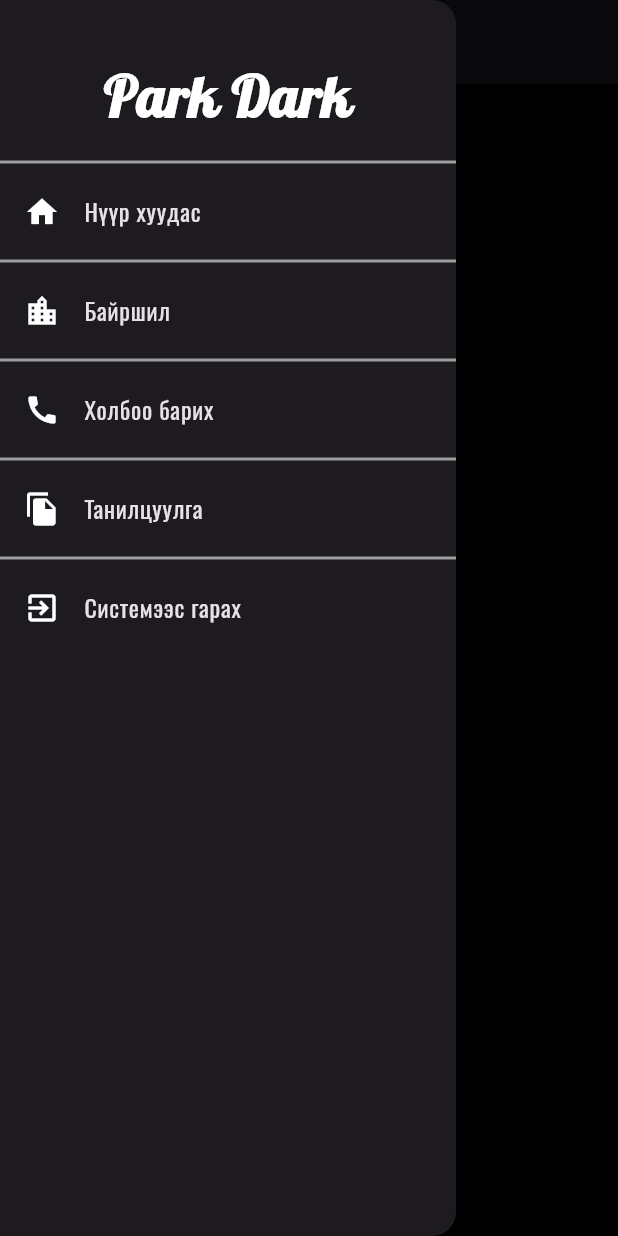
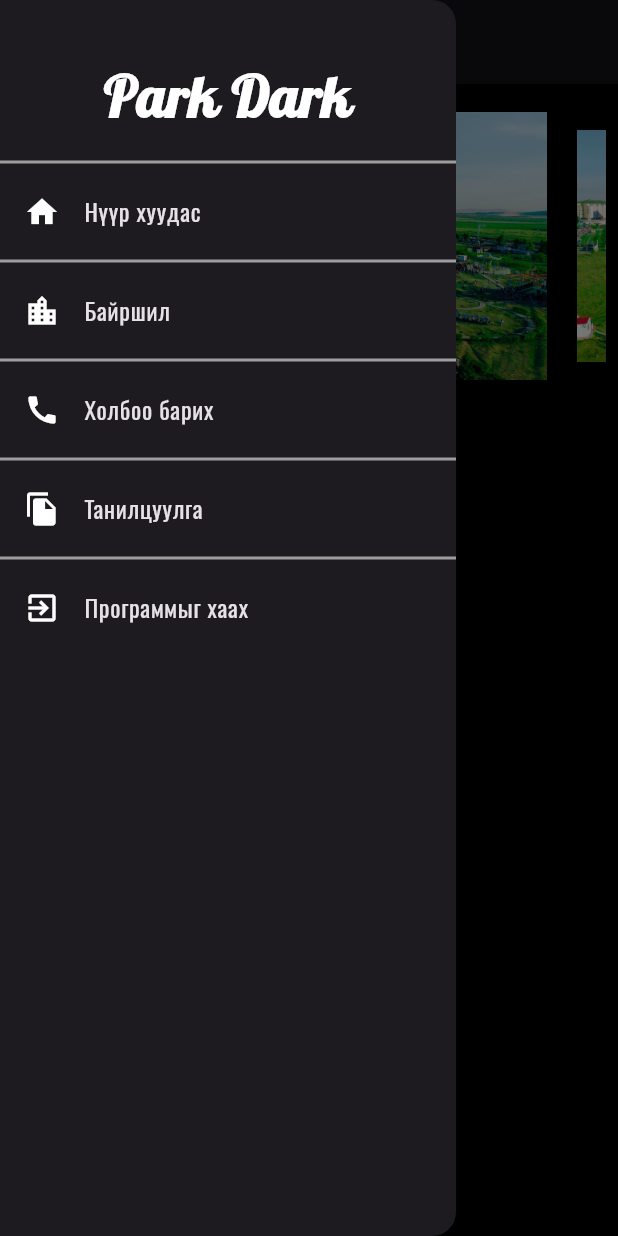
Before and after one commit to ochbadrax/parkdark, a Flutter app: the HomeScreen screen opened directly, with the side drawer open, on a phone screen of 412 x 824 dp. Run offline on Flutter 3.47's test engine with Material 3 defaults, Android fonts, the light colour scheme and no system bars; drawn by our look-alikes of carousel_slider; our stand-ins replace fluttertoast, shared_preferences; accounts and stored records are empty.

Commit message:
update fix

```diff
--- a/lib/main.dart
+++ b/lib/main.dart
@@ -1,4 +1,5 @@
 import 'package:flutter/material.dart';
+import 'package:parkdark/authScreens/auth_screen.dart';
 import 'package:parkdark/mainScreens/home_screen.dart';
 
 void main() {
@@ -16,7 +17,7 @@ class MyApp extends StatelessWidget {
       theme: ThemeData.dark().copyWith(
         scaffoldBackgroundColor: Colors.black,
       ),
-      home: const HomeScreen(),
+      home: const AuthScreen(),
     );
   }
 }
--- a/lib/mainScreens/home_screen.dart
+++ b/lib/mainScreens/home_screen.dart
@@ -1,7 +1,10 @@
+import 'package:carousel_slider/carousel_slider.dart';
 import 'package:flutter/material.dart';
+import 'package:parkdark/authScreens/auth_screen.dart';
 import 'package:parkdark/mainScreens/add_card.dart';
 import 'package:parkdark/mainScreens/choose_card.dart';
 import 'package:parkdark/widgets/my_drawer.dart';
+import 'package:shared_preferences/shared_preferences.dart';
 
 class HomeScreen extends StatefulWidget {
   const HomeScreen({super.key});
@@ -11,6 +14,14 @@ class HomeScreen extends StatefulWidget {
 }
 
 class _HomeScreenState extends State<HomeScreen> {
+  final myImg = [
+    Image.asset("assets/images/u1.jpg"),
+    Image.asset("assets/images/u1.jpg"),
+    Image.asset("assets/images/u1.jpg"),
+    Image.asset("assets/images/u1.jpg"),
+    Image.asset("assets/images/u1.jpg")
+  ];
+  int myCurrentIndex = 0;
   @override
   Widget build(BuildContext context) {
     return Scaffold(
@@ -26,30 +37,35 @@ class _HomeScreenState extends State<HomeScreen> {
         ),
         centerTitle: true,
       ),
-      body: Center(
+      body: SingleChildScrollView(
+        child: Padding(
+          padding: EdgeInsets.all(8.0),
           child: Column(
+            crossAxisAlignment: CrossAxisAlignment.start,
             children: [
-            const SizedBox(
-              height: 50,
+              CarouselSlider(
+                options: CarouselOptions(
+                  autoPlay: true,
+                  height: 200,
+                  autoPlayCurve: Curves.fastLinearToSlowEaseIn,
+                  autoPlayAnimationDuration: const Duration(milliseconds: 1600),
+                  autoPlayInterval: const Duration(seconds: 5),
+                  enlargeCenterPage: true,
+                  aspectRatio: 2,
+                  onPageChanged: (index, reason) {
+                    setState(() {
+                      myCurrentIndex = index;
+                    });
+                  }
                 ),
-            ElevatedButton(
-              onPressed: () {
-                Navigator.push(context,
-                    MaterialPageRoute(builder: (context) => const AddtoCard()));
-              },
-              child: const Text("Карт нэмэх"),
+                items: myImg,
               ),
-            const SizedBox(
-              height: 50,
-            ),
-            ElevatedButton(
-              onPressed: () {
-                Navigator.push(context,
-                    MaterialPageRoute(builder: (context) => const ChooseCard()));
-              },
-              child: const Text("Карт Сонгох"),
+              const Text(
+                "ParkDarkhan.mn",
+                style: TextStyle(color: Colors.white, fontSize: 25, fontWeight: FontWeight.bold),
               ),
             ],
+          ),
         ),
       ),
     );
--- a/lib/widgets/custom_text_field.dart
+++ b/lib/widgets/custom_text_field.dart
@@ -23,6 +23,7 @@ class _CustomTextFieldState extends State<CustomTextField> {
       padding: const EdgeInsets.all(8),
       margin: const EdgeInsets.all(8),
       child: TextFormField(
+        style: const TextStyle(color: Colors.black),
         enabled: widget.enabled,
         controller: widget.textEditingController,
         obscureText: widget.isObsecre!,
--- a/lib/widgets/my_drawer.dart
+++ b/lib/widgets/my_drawer.dart
@@ -1,4 +1,5 @@
 import 'package:flutter/material.dart';
+import 'package:flutter/services.dart';
 import 'package:parkdark/mainScreens/home_screen.dart';
 import 'package:parkdark/mainScreens/location.dart';
 
@@ -115,12 +116,11 @@ class MyDrawer extends StatelessWidget {
                         color: Colors.white,
                       ),
                       title: const Text(
-                        "Системээс гарах",
+                        "Программыг хаах",
                         style: TextStyle(fontFamily: "Oswald-Regular"),
                       ),
                       onTap: () {
-                        Navigator.push(context,
-                            MaterialPageRoute(builder: (c) => const HomeScreen()));
+                        SystemNavigator.pop();
                       },
                     ),
                   ],
--- a/pubspec.yaml
+++ b/pubspec.yaml
@@ -39,6 +39,8 @@ dependencies:
   fluttertoast: ^8.2.4
   get: ^4.6.6
   awesome_dialog: ^3.2.0
+  shared_preferences: ^2.2.2
+  carousel_slider: ^4.2.1
 
 dev_dependencies:
   flutter_test:
```
Also changed, not shown: lib/authScreens/signin_screen.dart (+27 -1 lines), assets/images/u1.jpg (added), pubspec.lock, 1 other file. Lines whose indentation alone changed are shown as unchanged.
